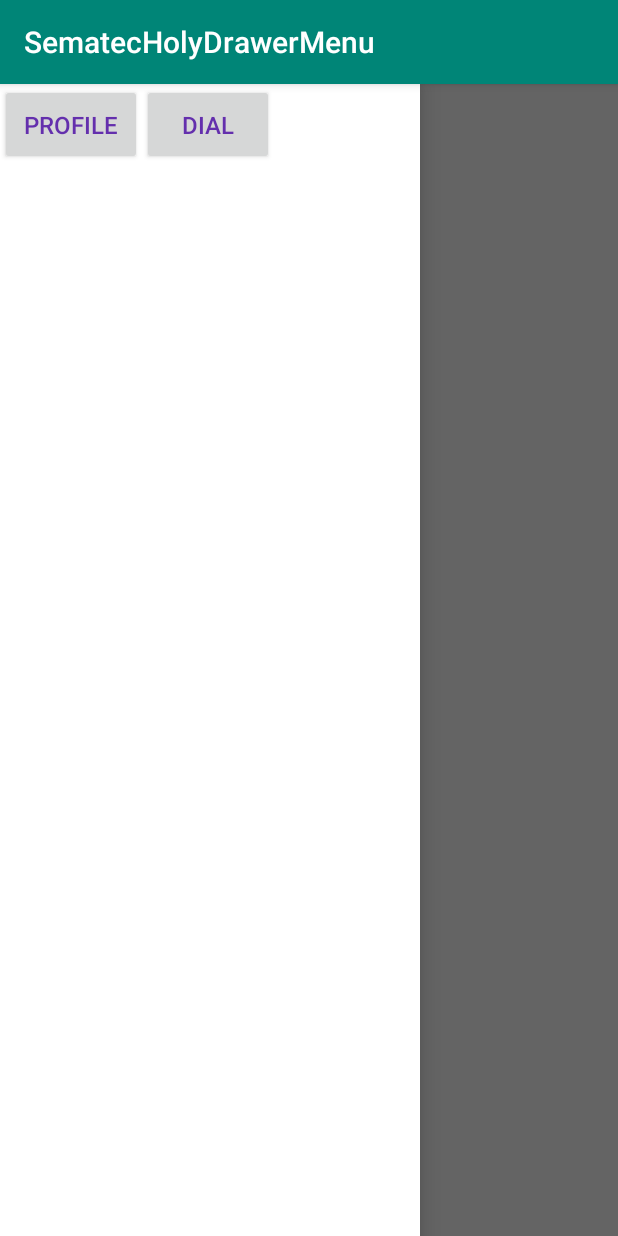
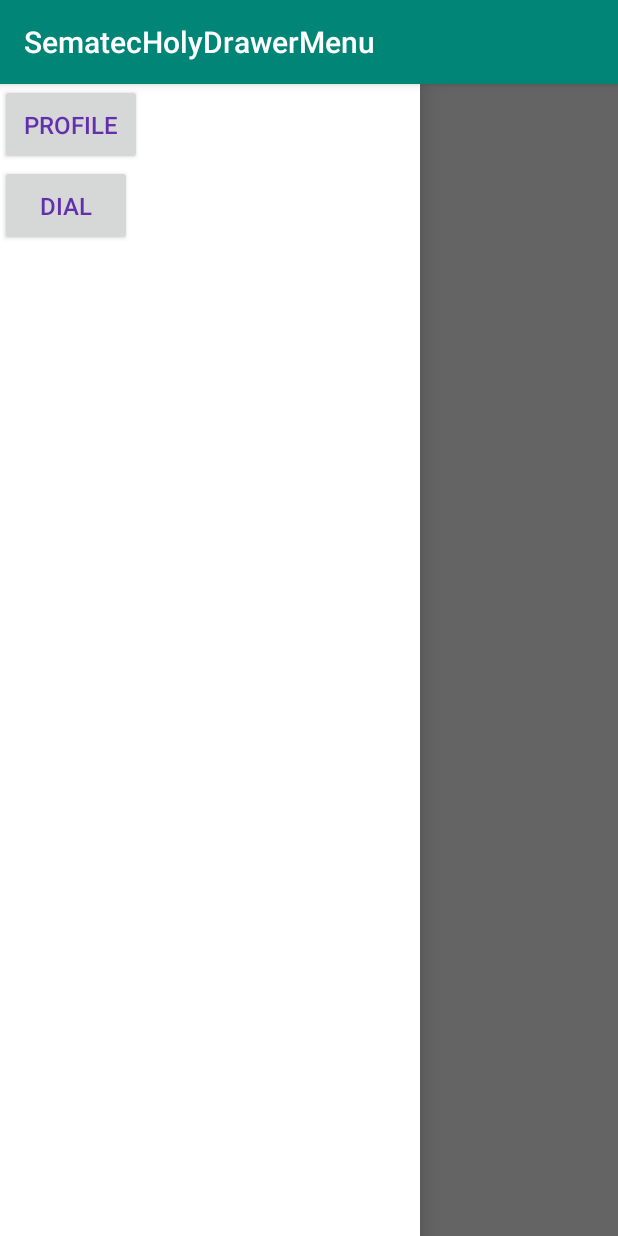
Before and after one commit to holymoon/SematecHolyDrawerMenu, an Android app: the screen it shows after launch (MainActivity), with the side drawer open, on a phone screen of 412 x 824 dp. Run offline under Robolectric (Android 15) with nearby library versions, the phone set to English and light mode, and no system bars.

Commit message:
add list

```diff
--- a/app/build.gradle
+++ b/app/build.gradle
@@ -29,5 +29,7 @@ dependencies {
     androidTestImplementation 'androidx.test.espresso:espresso-core:3.2.0'
     implementation 'androidx.recyclerview:recyclerview:1.0.0'
     implementation "androidx.preference:preference:1.1.0"
+    implementation 'com.android.support:design:29.0.0'
+
 
 }
--- a/app/src/main/AndroidManifest.xml
+++ b/app/src/main/AndroidManifest.xml
@@ -9,7 +9,7 @@
         android:roundIcon="@mipmap/ic_launcher_round"
         android:supportsRtl="true"
         android:theme="@style/AppTheme">
-        <activity android:name=".DialActivity"></activity>
+        <activity android:name=".DialActivity" />
         <activity android:name=".RepresentActivity" />
         <activity android:name=".ReviewActivity" />
         <activity android:name=".MainActivity">
--- a/app/src/main/java/com/example/sematecholydrawermenu/HolyRecyclerAdapter.java
+++ b/app/src/main/java/com/example/sematecholydrawermenu/HolyRecyclerAdapter.java
@@ -10,7 +10,13 @@ import android.widget.Button;
 import androidx.annotation.NonNull;
 import androidx.recyclerview.widget.RecyclerView;
 
+import java.util.ArrayList;
+
 public class HolyRecyclerAdapter  extends RecyclerView.Adapter<HolyRecyclerAdapter.HolyRecyclerViewHolder> {
+    ArrayList<String> myList;
+    public HolyRecyclerAdapter(ArrayList list){
+        myList = list;
+    }
 
 
     @NonNull
@@ -23,44 +29,22 @@ public class HolyRecyclerAdapter  extends RecyclerView.Adapter<HolyRecyclerAdapt
 
     @Override
     public void onBindViewHolder(@NonNull HolyRecyclerViewHolder holder, int position) {
-        switch (position) {
-            case 0:
-                holder.btnProfile.setText("PROFILE");
-                break;
-            case 1:
-                holder.btnDial.setText("DIAL");
-                break;
+        holder.btnName.setText(myList.get(position));
 
-        }
-        holder.btnProfile.setOnClickListener(new View.OnClickListener() {
-            @Override
-            public void onClick(View v) {
-                Intent intent = new Intent(v.getContext(),ReviewActivity.class);
-                v.getContext().startActivity(intent);
-            }
-        });
-        holder.btnDial.setOnClickListener(new View.OnClickListener() {
-            @Override
-            public void onClick(View v) {
-                Intent i = new Intent(v.getContext(),DialActivity.class);
-                v.getContext().startActivity(i);
-            }
-        });
 
     }
 
     @Override
     public int getItemCount() {
-        return 1;
+        return myList.size();
     }
 
     class HolyRecyclerViewHolder extends RecyclerView.ViewHolder{
-        Button btnProfile;
-        Button btnDial;
+        Button btnName;
         public HolyRecyclerViewHolder(@NonNull View itemView) {
             super(itemView);
-           btnProfile = itemView.findViewById(R.id.btnProfile);
-           btnDial = itemView.findViewById(R.id.btnDial);
+           btnName = itemView.findViewById(R.id.btnName);
+
 
         }
     }
--- a/app/src/main/java/com/example/sematecholydrawermenu/MainActivity.java
+++ b/app/src/main/java/com/example/sematecholydrawermenu/MainActivity.java
@@ -10,6 +10,12 @@ import android.os.Bundle;
 import android.view.Gravity;
 import android.view.View;
 import android.widget.Button;
+import android.widget.ImageView;
+import android.widget.TextView;
+
+import com.google.android.material.navigation.NavigationView;
+
+import java.util.ArrayList;
 
 public class MainActivity extends AppCompatActivity {
 
@@ -17,19 +23,19 @@ public class MainActivity extends AppCompatActivity {
     protected void onCreate(Bundle savedInstanceState) {
         super.onCreate(savedInstanceState);
         setContentView(R.layout.activity_main);
-        Button btnDrawerMenu = findViewById(R.id.btnDrawerMenu);
-        btnDrawerMenu.setOnClickListener(new View.OnClickListener() {
-            @Override
-            public void onClick(View v) {
+        ArrayList<String> list = new ArrayList<>();
+        list.add("PROFILE");
+        list.add("DIAL");
+
+
+
                 DrawerLayout drawerLayout = findViewById(R.id.drawer_layout);
 
 //To Open:
                 drawerLayout.openDrawer(GravityCompat.START);
 
-            }
-        });
         RecyclerView recycler = findViewById(R.id.recycler);
-        HolyRecyclerAdapter adapter = new HolyRecyclerAdapter();
+        HolyRecyclerAdapter adapter = new HolyRecyclerAdapter(list);
         recycler.setAdapter(adapter);
         recycler.setLayoutManager(new LinearLayoutManager(MainActivity.this,RecyclerView.VERTICAL,false));
 
--- a/app/src/main/res/layout/activity_main.xml
+++ b/app/src/main/res/layout/activity_main.xml
@@ -4,17 +4,13 @@
     android:layout_width="match_parent"
     android:layout_height="match_parent"
     android:id="@+id/drawer_layout"
+    xmlns:app="http://schemas.android.com/apk/res-auto"
     tools:context=".MainActivity">
     <LinearLayout
         android:layout_width="match_parent"
         android:layout_height="match_parent"
-        android:gravity="center">
-        <Button
-            android:id="@+id/btnDrawerMenu"
-            android:layout_width="wrap_content"
-            android:layout_height="wrap_content"
-            android:text="@string/drawer_menu"
-            android:textColor="@color/colorPurple"/>
+        android:gravity="left">
+
     </LinearLayout>
 
     <LinearLayout
@@ -23,14 +19,14 @@
         android:layout_height="match_parent"
         android:layout_gravity="left"
         android:orientation="vertical">
+
+
            <androidx.recyclerview.widget.RecyclerView
                android:layout_width="match_parent"
                android:layout_height="match_parent"
                android:id="@+id/recycler"/>
 
 
-
-
     </LinearLayout>
 
 
--- a/app/src/main/res/layout/recycler_item.xml
+++ b/app/src/main/res/layout/recycler_item.xml
@@ -3,21 +3,15 @@
     xmlns:tools="http://schemas.android.com/tools"
     android:layout_width="match_parent"
     android:layout_height="wrap_content"
+    android:orientation="vertical"
     tools:context=".MainActivity">
     <Button
         android:layout_width="wrap_content"
         android:layout_height="wrap_content"
-        android:text="PROFILE"
         android:textColor="@color/colorPurple"
         android:textSize="16sp"
         android:padding="16dp"
-        android:id="@+id/btnProfile"/>
-    <Button
-        android:layout_width="wrap_content"
-        android:textColor="@color/colorPurple"
-        android:layout_height="wrap_content"
-        android:text="DIAL"
-        android:textSize="16sp"
-        android:padding="16dp"
-        android:id="@+id/btnDial"/>
+        android:id="@+id/btnName"/>
+
+
 </LinearLayout>
```
Also changed, not shown: app/src/main/res/drawable/menu_black.png (added).
